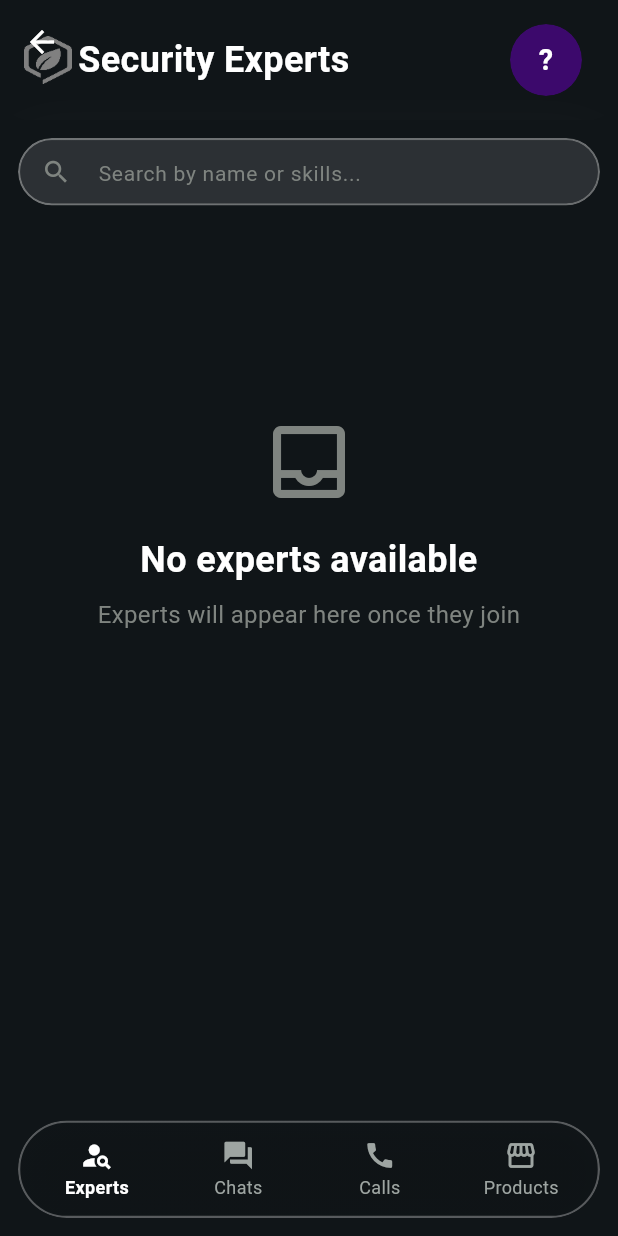
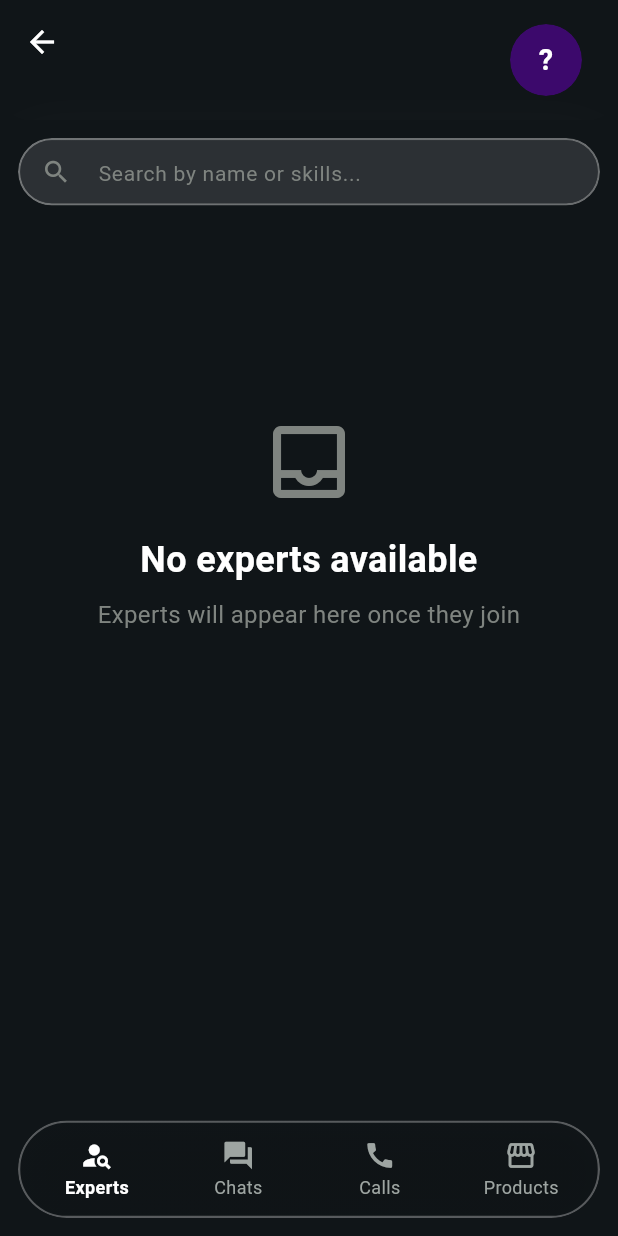
Before and after one commit to manpandey1972/securityexp_app, a Flutter app: the _HomePageView screen opened directly, on a phone screen of 412 x 824 dp. Run offline on Flutter 3.47's test engine with Material 3 defaults, Android fonts, the light colour scheme and no system bars; our stand-ins replace audioplayers, cached_network_image, camera, cloud_firestore, cloud_functions, device_info_plus and 27 more; missing offline and left inert: any_link_preview, cryptography, dart:html, dart:js_interop, dart:ui_web, firebase_app_check and 7 more; accounts and stored records are empty; network calls fail; project files that could hold a hidden picture were left out.

Commit message:
changing logo

```diff
--- a/lib/features/home/pages/home_page.dart
+++ b/lib/features/home/pages/home_page.dart
@@ -221,26 +221,7 @@ class _HomeAppBar extends StatelessWidget implements PreferredSizeWidget {
                     mainAxisAlignment: MainAxisAlignment.spaceBetween,
                     verticalDirection: VerticalDirection.down,
                     children: [
-                      Row(
-                        children: [
-                          Image.asset(
-                            'assets/icon/small_logo.png',
-                            width: HomePageConstants.appLogoSize,
-                            height: HomePageConstants.appLogoSize,
-                            cacheWidth: 72,
-                            cacheHeight: 72,
-                          ),
-                          const SizedBox(
-                            width: HomePageConstants.appLogoSpacing,
-                          ),
-                          Text(
-                            'Security Experts',
-                            style: AppTypography.headingMedium.copyWith(
-                              color: AppColors.textPrimary,
-                            ),
-                          ),
-                        ],
-                      ),
+                      const SizedBox(),
                       PopupMenuButton<String>(
                         icon: _buildProfileIcon(),
                         color: AppColors.surface,
--- a/pubspec.yaml
+++ b/pubspec.yaml
@@ -84,6 +84,7 @@ dev_dependencies:
   fake_cloud_firestore: ^4.0.1
   firebase_storage_mocks: ^0.8.0+1
   path_provider_platform_interface: ^2.1.1
+  flutter_launcher_icons: ^0.14.1
 
 flutter:
   uses-material-design: true
```
Also changed, not shown: assets/icon/logo.png, assets/icon/logo_android.png (added), pubspec.lock, 28 other files.
